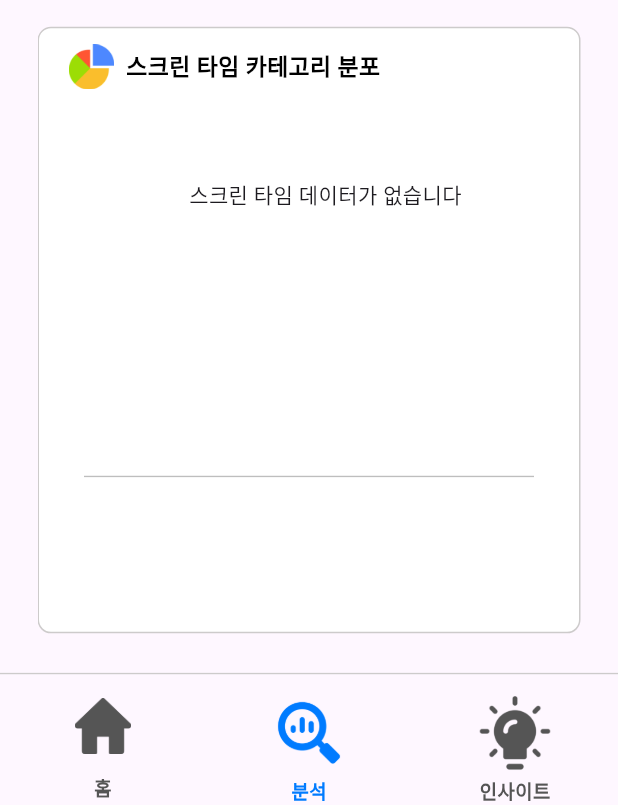
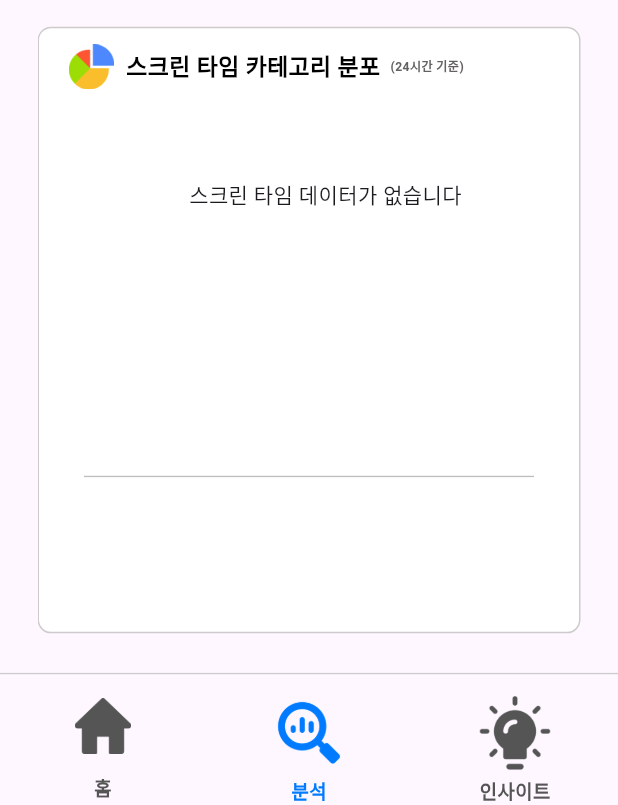
Before and after one commit to mili-second/Frontend, a Flutter app: the MainView screen opened directly, item 2 of the bottom bar chosen, scrolled down 527 dp, on a phone screen of 412 x 824 dp, the part 431-1236 px from its top. Run offline on Flutter 3.47's test engine with Material 3 defaults, Android fonts, the phone set to English and light mode, and no system bars; our stand-ins replace device_info_plus, fl_chart, flutter_screenutil, flutter_secure_storage, shared_preferences; missing offline and left inert: flutter_web_frame; accounts and stored records are empty; network calls fail.

Commit message:
feat: 24시간 기준 추가

```diff
--- a/mili_second/lib/analyze/view/screentime_category_distribution.dart
+++ b/mili_second/lib/analyze/view/screentime_category_distribution.dart
@@ -301,6 +301,14 @@ class _ScreentimeCategoryDistributionState
                         fontWeight: FontWeight.w700,
                       ),
                     ),
+                    Text(
+                      '   (24시간 기준)',
+                      style: TextStyle(
+                        color: Color.fromARGB(255, 99, 97, 97),
+                        fontSize: kIsWeb ? 9 : 9.r,
+                        fontWeight: FontWeight.w700,
+                      ),
+                    ),
                   ],
                 ),
                 SizedBox(height: kIsWeb ? 275 : 275.h),
--- a/mili_second/lib/analyze/view/top3_app_usage_trends.dart
+++ b/mili_second/lib/analyze/view/top3_app_usage_trends.dart
@@ -61,6 +61,14 @@ class _Top3AppUsageTrendsState extends State<Top3AppUsageTrends> {
                   style: TextStyle(
                     color: Color(0xFF000000),
                     fontSize: kIsWeb ? 17 : 17.r,
+                    fontWeight: FontWeight.w700,
+                  ),
+                ),
+                Text(
+                  '   (24시간 기준)',
+                  style: TextStyle(
+                    color: Color.fromARGB(255, 99, 97, 97),
+                    fontSize: kIsWeb ? 9 : 9.r,
                     fontWeight: FontWeight.w700,
                   ),
                 ),
```
